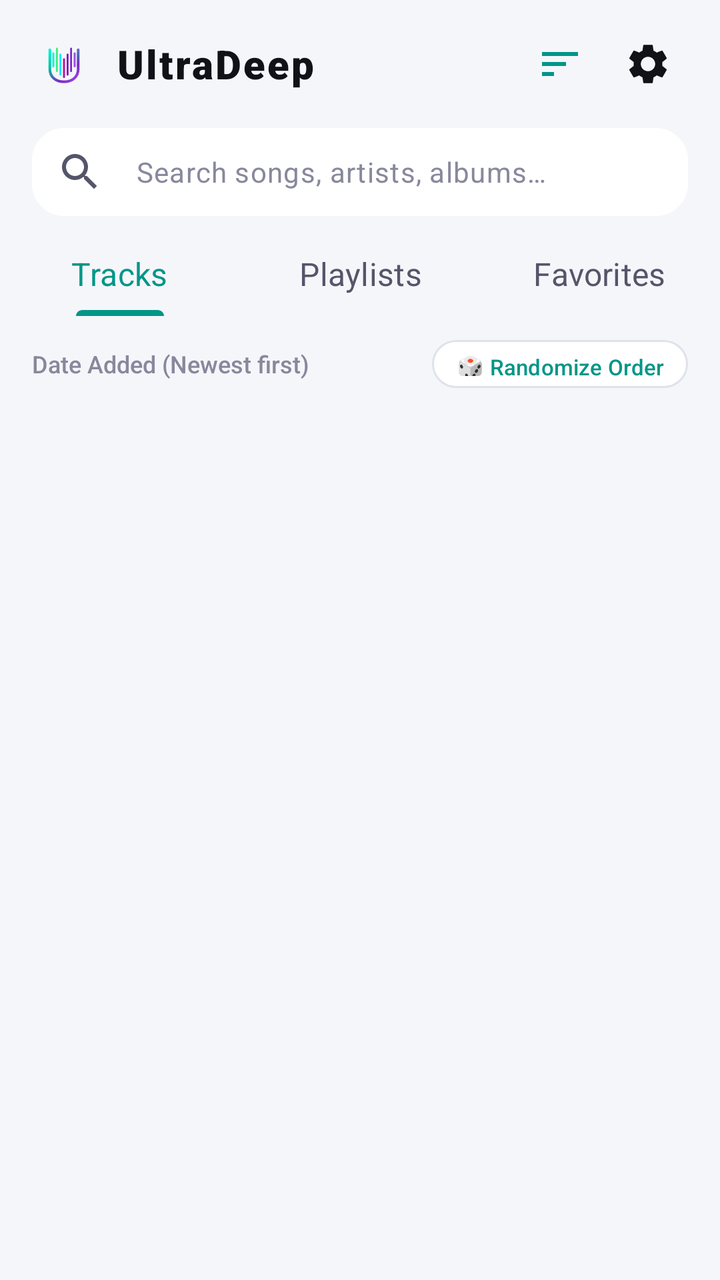
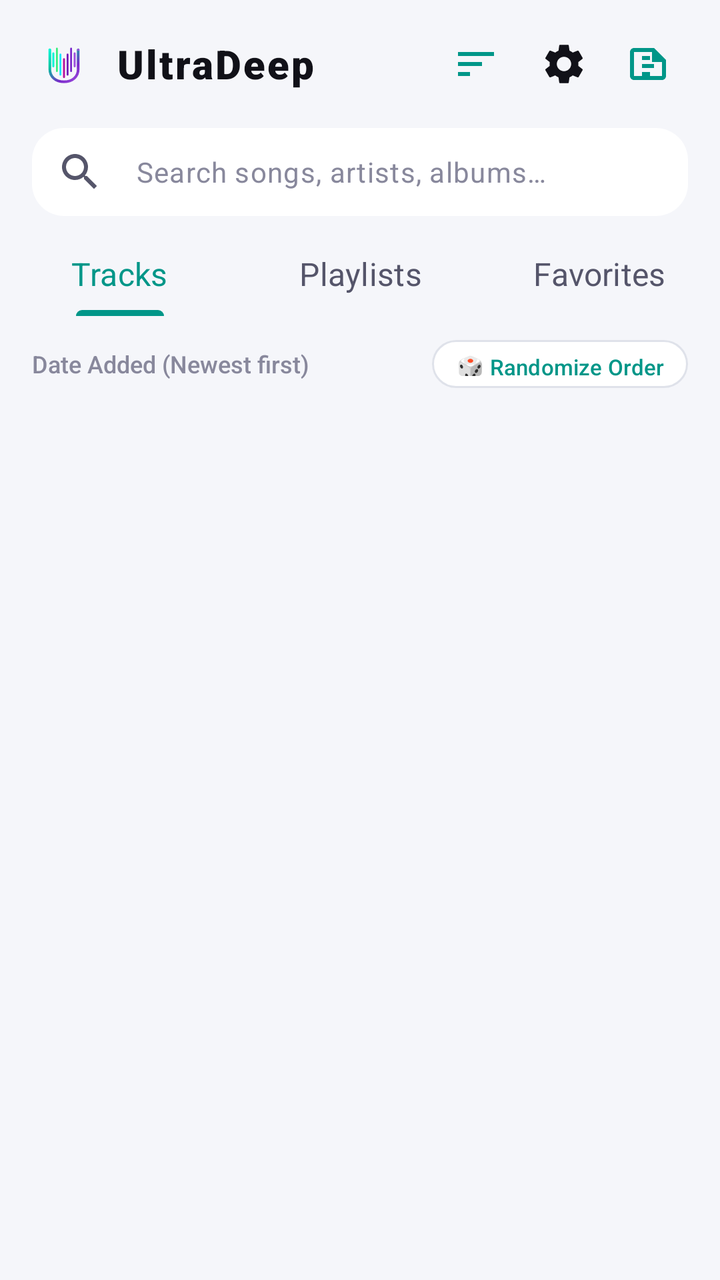

Compare the two renders of this Android layout. The source of the first and the diff that turns it into the second are given below.
<!-- AndroidManifest.xml: application theme Theme.UltraDeep -->
<!-- res/layout/activity_main.xml -->
<?xml version="1.0" encoding="utf-8"?>
<androidx.coordinatorlayout.widget.CoordinatorLayout xmlns:android="http://schemas.android.com/apk/res/android"
    xmlns:app="http://schemas.android.com/apk/res-auto"
    xmlns:tools="http://schemas.android.com/tools"
    android:layout_width="match_parent"
    android:layout_height="match_parent"
    android:background="@color/amoled_black"
    android:fitsSystemWindows="true">

    <com.google.android.material.appbar.AppBarLayout
        android:layout_width="match_parent"
        android:layout_height="wrap_content"
        android:background="@color/amoled_black"
        app:elevation="0dp">

        
        <androidx.appcompat.widget.Toolbar
            android:id="@+id/toolbar"
            android:layout_width="match_parent"
            android:layout_height="?attr/actionBarSize"
            android:background="@color/amoled_black"
            app:contentInsetStart="16dp"
            app:contentInsetEnd="16dp">

            <LinearLayout
                android:layout_width="match_parent"
                android:layout_height="match_parent"
                android:gravity="center_vertical"
                android:orientation="horizontal">

                <ImageView
                    android:layout_width="32dp"
                    android:layout_height="32dp"
                    android:src="@drawable/ic_ultradeep_foreground" />

                <TextView
                    android:layout_width="0dp"
                    android:layout_height="wrap_content"
                    android:layout_marginStart="10dp"
                    android:layout_weight="1"
                    android:fontFamily="sans-serif-black"
                    android:letterSpacing="0.05"
                    android:text="@string/app_name"
                    android:textColor="@color/text_primary"
                    android:textSize="20sp" />

                <ImageButton
                    android:id="@+id/btnSort"
                    android:layout_width="40dp"
                    android:layout_height="40dp"
                    android:background="?attr/selectableItemBackgroundBorderless"
                    android:contentDescription="Sort"
                    android:src="@drawable/ic_sort"
                    app:tint="@color/neon_cyan" />

                <ImageButton
                    android:id="@+id/btnSettings"
                    android:layout_width="40dp"
                    android:layout_height="40dp"
                    android:layout_marginStart="4dp"
                    android:background="?attr/selectableItemBackgroundBorderless"
                    android:contentDescription="Settings"
                    android:src="@drawable/ic_settings"
                    app:tint="@color/text_primary" />
            </LinearLayout>
        </androidx.appcompat.widget.Toolbar>

        
        <com.google.android.material.textfield.TextInputLayout
            android:id="@+id/tilSearch"
            android:layout_width="match_parent"
            android:layout_height="wrap_content"
            android:layout_marginStart="16dp"
            android:layout_marginEnd="16dp"
            android:layout_marginBottom="8dp"
            app:boxBackgroundColor="@color/surface_card"
            app:boxCornerRadiusBottomEnd="16dp"
            app:boxCornerRadiusBottomStart="16dp"
            app:boxCornerRadiusTopEnd="16dp"
            app:boxCornerRadiusTopStart="16dp"
            app:boxStrokeWidth="0dp"
            app:boxStrokeWidthFocused="1dp"
            app:boxStrokeColor="@color/neon_cyan"
            app:hintEnabled="false"
            app:startIconDrawable="@drawable/ic_search"
            app:startIconTint="@color/text_secondary">

            <com.google.android.material.textfield.TextInputEditText
                android:id="@+id/etSearch"
                android:layout_width="match_parent"
                android:layout_height="44dp"
                android:hint="@string/search_hint"
                android:inputType="text"
                android:paddingTop="0dp"
                android:paddingBottom="0dp"
                android:textColor="@color/text_primary"
                android:textColorHint="@color/text_tertiary"
                android:textSize="14sp" />
        </com.google.android.material.textfield.TextInputLayout>

        
        <com.google.android.material.tabs.TabLayout
            android:id="@+id/tabLayout"
            android:layout_width="match_parent"
            android:layout_height="42dp"
            android:background="@color/amoled_black"
            app:tabGravity="fill"
            app:tabIndicatorColor="@color/neon_cyan"
            app:tabIndicatorHeight="3dp"
            app:tabMode="fixed"
            app:tabSelectedTextColor="@color/neon_cyan"
            app:tabTextAppearance="@android:style/TextAppearance.Material.Subhead"
            app:tabTextColor="@color/text_secondary">

            <com.google.android.material.tabs.TabItem
                android:layout_width="wrap_content"
                android:layout_height="wrap_content"
                android:text="@string/tab_tracks" />

            <com.google.android.material.tabs.TabItem
                android:layout_width="wrap_content"
                android:layout_height="wrap_content"
                android:text="@string/tab_playlists" />

            <com.google.android.material.tabs.TabItem
                android:layout_width="wrap_content"
                android:layout_height="wrap_content"
                android:text="@string/tab_favorites" />
        </com.google.android.material.tabs.TabLayout>

        
        <LinearLayout
            android:layout_width="match_parent"
            android:layout_height="wrap_content"
            android:gravity="center_vertical"
            android:orientation="horizontal"
            android:paddingStart="16dp"
            android:paddingEnd="16dp"
            android:paddingTop="8dp"
            android:paddingBottom="6dp">

            <TextView
                android:id="@+id/tvActiveSort"
                android:layout_width="0dp"
                android:layout_height="wrap_content"
                android:layout_weight="1"
                android:fontFamily="sans-serif-medium"
                android:text="Date Added (Newest first)"
                android:textColor="@color/text_tertiary"
                android:textSize="12sp" />

            <com.google.android.material.button.MaterialButton
                android:id="@+id/btnQuickRandomize"
                style="@style/Widget.Material3.Button.TonalButton"
                android:layout_width="wrap_content"
                android:layout_height="32dp"
                android:paddingStart="12dp"
                android:paddingEnd="12dp"
                android:text="@string/sort_random"
                android:textColor="@color/neon_cyan"
                android:textSize="11sp"
                app:backgroundTint="@color/surface_card"
                app:cornerRadius="16dp"
                app:strokeColor="@color/stroke_border"
                app:strokeWidth="1dp" />
        </LinearLayout>

    </com.google.android.material.appbar.AppBarLayout>

    
    <androidx.constraintlayout.widget.ConstraintLayout
        android:layout_width="match_parent"
        android:layout_height="match_parent"
        app:layout_behavior="@string/appbar_scrolling_view_behavior">

        
        <androidx.recyclerview.widget.RecyclerView
            android:id="@+id/rvSongs"
            android:layout_width="0dp"
            android:layout_height="0dp"
            android:clipToPadding="false"
            android:paddingBottom="80dp"
            app:layout_constraintBottom_toBottomOf="parent"
            app:layout_constraintEnd_toEndOf="parent"
            app:layout_constraintStart_toStartOf="parent"
            app:layout_constraintTop_toTopOf="parent" />

        
        <androidx.recyclerview.widget.RecyclerView
            android:id="@+id/rvPlaylists"
            android:layout_width="0dp"
            android:layout_height="0dp"
            android:clipToPadding="false"
            android:paddingBottom="80dp"
            android:visibility="gone"
            app:layout_constraintBottom_toBottomOf="parent"
            app:layout_constraintEnd_toEndOf="parent"
            app:layout_constraintStart_toStartOf="parent"
            app:layout_constraintTop_toTopOf="parent" />

        
        <com.google.android.material.floatingactionbutton.ExtendedFloatingActionButton
            android:id="@+id/fabAddPlaylist"
            android:layout_width="wrap_content"
            android:layout_height="wrap_content"
            android:layout_marginEnd="16dp"
            android:layout_marginBottom="90dp"
            android:text="@string/create_playlist"
            android:textColor="@color/amoled_black"
            android:visibility="gone"
            app:backgroundTint="@color/neon_cyan"
            app:icon="@drawable/ic_playlist_add"
            app:iconTint="@color/amoled_black"
            app:layout_constraintBottom_toBottomOf="parent"
            app:layout_constraintEnd_toEndOf="parent" />

        
        <LinearLayout
            android:id="@+id/layoutEmpty"
            android:layout_width="wrap_content"
            android:layout_height="wrap_content"
            android:gravity="center"
            android:orientation="vertical"
            android:visibility="gone"
            app:layout_constraintBottom_toBottomOf="parent"
            app:layout_constraintEnd_toEndOf="parent"
            app:layout_constraintStart_toStartOf="parent"
            app:layout_constraintTop_toTopOf="parent">

            <ImageView
                android:layout_width="64dp"
                android:layout_height="64dp"
                android:src="@drawable/ic_music_note"
                app:tint="@color/text_tertiary" />

            <TextView
                android:id="@+id/tvEmptyMessage"
                android:layout_width="wrap_content"
                android:layout_height="wrap_content"
                android:layout_marginTop="16dp"
                android:fontFamily="sans-serif-medium"
                android:text="@string/no_tracks_found"
                android:textColor="@color/text_secondary"
                android:textSize="15sp" />

            <com.google.android.material.button.MaterialButton
                android:id="@+id/btnEmptyAction"
                android:layout_width="wrap_content"
                android:layout_height="wrap_content"
                android:layout_marginTop="12dp"
                android:text="@string/grant_permission"
                android:textColor="@color/amoled_black"
                app:backgroundTint="@color/neon_cyan"
                app:cornerRadius="12dp" />
        </LinearLayout>

        
        <include
            android:id="@+id/miniPlayerLayout"
            layout="@layout/layout_mini_player"
            android:layout_width="0dp"
            android:layout_height="64dp"
            android:visibility="gone"
            app:layout_constraintBottom_toBottomOf="parent"
            app:layout_constraintEnd_toEndOf="parent"
            app:layout_constraintStart_toStartOf="parent" />

    </androidx.constraintlayout.widget.ConstraintLayout>

</androidx.coordinatorlayout.widget.CoordinatorLayout>
<!-- res/layout/layout_mini_player.xml (included above) -->
<?xml version="1.0" encoding="utf-8"?>
<androidx.constraintlayout.widget.ConstraintLayout xmlns:android="http://schemas.android.com/apk/res/android"
    xmlns:app="http://schemas.android.com/apk/res-auto"
    android:id="@+id/miniPlayerRoot"
    android:layout_width="match_parent"
    android:layout_height="64dp"
    android:layout_marginStart="8dp"
    android:layout_marginEnd="8dp"
    android:layout_marginBottom="8dp"
    android:clickable="true"
    android:elevation="8dp"
    android:focusable="true"
    android:foreground="?attr/selectableItemBackground">

    
    <com.ultradeep.music.ui.view.WavyAmbientBorderView
        android:id="@+id/wavyAmbientBorderView"
        android:layout_width="0dp"
        android:layout_height="0dp"
        app:layout_constraintBottom_toBottomOf="parent"
        app:layout_constraintEnd_toEndOf="parent"
        app:layout_constraintStart_toStartOf="parent"
        app:layout_constraintTop_toTopOf="parent" />

    
    <FrameLayout
        android:id="@+id/thumbnailContainer"
        android:layout_width="48dp"
        android:layout_height="48dp"
        android:layout_marginStart="8dp"
        app:layout_constraintBottom_toBottomOf="parent"
        app:layout_constraintStart_toStartOf="parent"
        app:layout_constraintTop_toTopOf="parent">

        <com.google.android.material.imageview.ShapeableImageView
            android:id="@+id/ivMiniThumbnail"
            android:layout_width="match_parent"
            android:layout_height="match_parent"
            android:scaleType="centerCrop"
            android:src="@drawable/bg_artwork_placeholder"
            app:shapeAppearanceOverlay="@style/ShapeAppearance.Material3.Corner.Small" />

        
        <com.ultradeep.music.ui.view.EqualizerBarsView
            android:id="@+id/equalizerBarsView"
            android:layout_width="26dp"
            android:layout_height="26dp"
            android:layout_gravity="center" />
    </FrameLayout>

    
    <LinearLayout
        android:layout_width="0dp"
        android:layout_height="wrap_content"
        android:layout_marginStart="12dp"
        android:layout_marginEnd="8dp"
        android:orientation="vertical"
        app:layout_constraintBottom_toBottomOf="parent"
        app:layout_constraintEnd_toStartOf="@id/btnMiniPlayPause"
        app:layout_constraintStart_toEndOf="@id/thumbnailContainer"
        app:layout_constraintTop_toTopOf="parent">

        <TextView
            android:id="@+id/tvMiniTitle"
            android:layout_width="match_parent"
            android:layout_height="wrap_content"
            android:ellipsize="marquee"
            android:fontFamily="sans-serif-medium"
            android:marqueeRepeatLimit="marquee_forever"
            android:singleLine="true"
            android:text="@string/unknown_title"
            android:textColor="@color/text_primary"
            android:textSize="14sp" />

        <TextView
            android:id="@+id/tvMiniArtist"
            android:layout_width="match_parent"
            android:layout_height="wrap_content"
            android:layout_marginTop="1dp"
            android:ellipsize="end"
            android:singleLine="true"
            android:text="@string/unknown_artist"
            android:textColor="@color/text_secondary"
            android:textSize="12sp" />
    </LinearLayout>

    
    <ImageButton
        android:id="@+id/btnMiniPlayPause"
        android:layout_width="44dp"
        android:layout_height="44dp"
        android:layout_marginEnd="4dp"
        android:background="?attr/selectableItemBackgroundBorderless"
        android:contentDescription="Play Pause"
        android:src="@drawable/ic_play"
        app:layout_constraintBottom_toBottomOf="parent"
        app:layout_constraintEnd_toStartOf="@id/btnMiniNext"
        app:layout_constraintTop_toTopOf="parent"
        app:tint="@color/neon_cyan" />

    <ImageButton
        android:id="@+id/btnMiniNext"
        android:layout_width="44dp"
        android:layout_height="44dp"
        android:layout_marginEnd="8dp"
        android:background="?attr/selectableItemBackgroundBorderless"
        android:contentDescription="Next"
        android:src="@drawable/ic_skip_next"
        app:layout_constraintBottom_toBottomOf="parent"
        app:layout_constraintEnd_toEndOf="parent"
        app:layout_constraintTop_toTopOf="parent"
        app:tint="@color/text_primary" />

    
    <ProgressBar
        android:id="@+id/pbMiniProgress"
        style="?android:attr/progressBarStyleHorizontal"
        android:layout_width="match_parent"
        android:layout_height="3dp"
        android:max="1000"
        android:progress="0"
        android:progressBackgroundTint="@color/seekbar_track"
        android:progressTint="@color/neon_cyan"
        app:layout_constraintBottom_toBottomOf="parent"
        app:layout_constraintEnd_toEndOf="parent"
        app:layout_constraintStart_toStartOf="parent" />

</androidx.constraintlayout.widget.ConstraintLayout>
<!-- resources referenced by this layout -->
<resources>
  <color name="amoled_black">#F5F6FA</color>
  <color name="neon_cyan">#009688</color>
  <color name="seekbar_track">#33000000</color>
  <color name="stroke_border">#DFE2EA</color>
  <color name="surface_card">#FFFFFF</color>
  <color name="text_primary">#111118</color>
  <color name="text_secondary">#55556A</color>
  <color name="text_tertiary">#88889C</color>
  <!-- drawable bg_artwork_placeholder (drawable) -->
  <?xml version="1.0" encoding="utf-8"?>
  <shape xmlns:android="http://schemas.android.com/apk/res/android"
      android:shape="rectangle">
      <corners android:radius="12dp" />
      <gradient
          android:angle="135"
          android:startColor="#1B1B2A"
          android:centerColor="#2D114D"
          android:endColor="#12121A"
          android:type="linear" />
  </shape>
  <!-- drawable ic_music_note (drawable) -->
  <vector xmlns:android="http://schemas.android.com/apk/res/android"
      android:width="24dp"
      android:height="24dp"
      android:viewportWidth="24"
      android:viewportHeight="24">
      <path
          android:fillColor="#FFFFFFFF"
          android:pathData="M12,3v10.55c-0.59,-0.34 -1.27,-0.55 -2,-0.55 -2.21,0 -4,1.79 -4,4s1.79,4 4,4 4,-1.79 4,-4V7h4V3h-6z" />
  </vector>
  <!-- drawable ic_play (drawable) -->
  <vector xmlns:android="http://schemas.android.com/apk/res/android"
      android:width="24dp"
      android:height="24dp"
      android:viewportWidth="24"
      android:viewportHeight="24">
      <path
          android:fillColor="#FFFFFFFF"
          android:pathData="M8,5v14l11,-7z" />
  </vector>
  <!-- drawable ic_playlist_add (drawable) -->
  <vector xmlns:android="http://schemas.android.com/apk/res/android"
      android:width="24dp"
      android:height="24dp"
      android:viewportWidth="24"
      android:viewportHeight="24">
      <path
          android:fillColor="#FFFFFFFF"
          android:pathData="M14,10H3v2h11v-2zm0,-4H3v2h11V6zm4,8v-4h-2v4h-4v2h4v4h2v-4h4v-2h-4zM3,16h7v-2H3v2z" />
  </vector>
  <!-- drawable ic_skip_next (drawable) -->
  <vector xmlns:android="http://schemas.android.com/apk/res/android"
      android:width="24dp"
      android:height="24dp"
      android:viewportWidth="24"
      android:viewportHeight="24">
      <path
          android:fillColor="#FFFFFFFF"
          android:pathData="M6,18l8.5,-6L6,6v12zM16,6v12h2V6h-2z" />
  </vector>
  <!-- drawable ic_sort (drawable) -->
  <vector xmlns:android="http://schemas.android.com/apk/res/android"
      android:width="24dp"
      android:height="24dp"
      android:viewportWidth="24"
      android:viewportHeight="24">
      <path
          android:fillColor="#FFFFFFFF"
          android:pathData="M3,18h6v-2H3v2zM3,6v2h18V6H3zm0,7h12v-2H3v2z" />
  </vector>
  <string name="app_name">UltraDeep</string>
  <string name="create_playlist">Create Playlist</string>
  <string name="grant_permission">Grant Permission</string>
  <string name="no_tracks_found">No music found on device</string>
  <string name="search_hint">Search songs, artists, albums…</string>
  <string name="sort_random">🎲 Randomize Order</string>
  <string name="tab_favorites">Favorites</string>
  <string name="tab_playlists">Playlists</string>
  <string name="tab_tracks">Tracks</string>
  <string name="unknown_artist">Unknown Artist</string>
  <string name="unknown_title">Unknown Title</string>
  <color name="deep_violet">#673AB7</color>
  <color name="electric_purple">#7B2CBF</color>
  <color name="surface_dark">#FFFFFF</color>
  <color name="surface_variant">#E9EBF0</color>
  <color name="neon_cyan_glow">#33009688</color>
  <!-- unchanged entries left out for length: 4 -->
</resources>

<!-- the commit's change to res/layout/activity_main.xml (unified diff, before → after) -->
@@ -62,6 +62,16 @@
                     android:contentDescription="Settings"
                     android:src="@drawable/ic_settings"
                     app:tint="@color/text_primary" />
+
+                <ImageButton
+                    android:id="@+id/btnLyricsSync"
+                    android:layout_width="40dp"
+                    android:layout_height="40dp"
+                    android:layout_marginStart="2dp"
+                    android:background="?attr/selectableItemBackgroundBorderless"
+                    android:contentDescription="Fetch and sync lyrics"
+                    android:src="@drawable/ic_lyrics"
+                    app:tint="@color/neon_cyan" />
             </LinearLayout>
         </androidx.appcompat.widget.Toolbar>
 
<!-- resource entries referenced after the edit -->
@@ -20,6 +20,16 @@
           android:endColor="#12121A"
           android:type="linear" />
   </shape>
+  <!-- drawable ic_lyrics (drawable) -->
+  <vector xmlns:android="http://schemas.android.com/apk/res/android"
+      android:width="24dp"
+      android:height="24dp"
+      android:viewportWidth="24"
+      android:viewportHeight="24">
+      <path
+          android:fillColor="#FFFFFFFF"
+          android:pathData="M15,4H5c-1.1,0 -2,0.9 -2,2v12c0,1.1 0.9,2 2,2h14c1.1,0 2,-0.9 2,-2V10l-6,-6zM5,18V6h9v5h5v7H5zm4,-6h6v2H9v-2zm0,4h4v2H9v-2zm0,-8h4v2H9V8z" />
+  </vector>
   <!-- drawable ic_music_note (drawable) -->
   <vector xmlns:android="http://schemas.android.com/apk/res/android"
       android:width="24dp"
